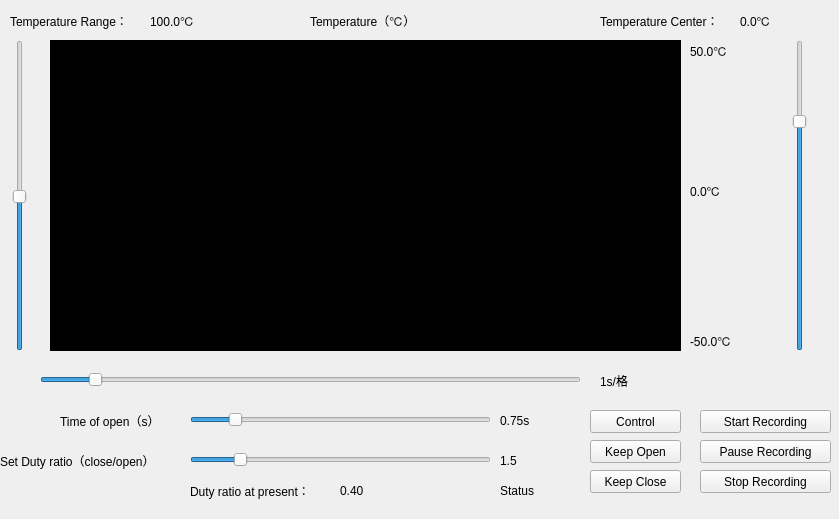
Old version of the form UnderGraduate/Control/control.ui in the repository looklucas/Control.
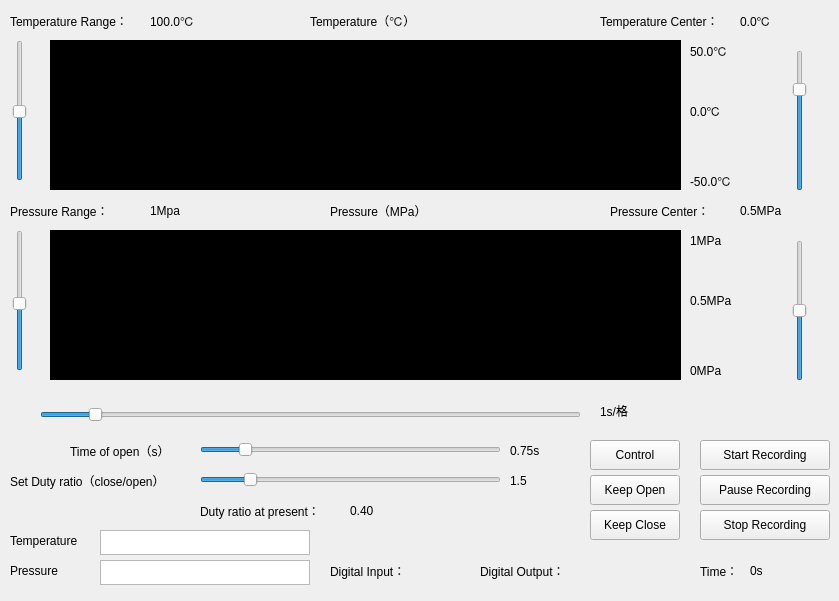
New version of the form.

What changed in the file:
```diff
--- a/UnderGraduate/Control/control.ui
+++ b/UnderGraduate/Control/control.ui
@@ -7,7 +7,7 @@
     <x>0</x>
     <y>0</y>
     <width>839</width>
-    <height>519</height>
+    <height>601</height>
    </rect>
   </property>
   <property name="windowTitle">
@@ -33,9 +33,9 @@
    <widget class="QLabel" name="lbl_status">
     <property name="geometry">
      <rect>
-      <x>500</x>
-      <y>480</y>
-      <width>41</width>
+      <x>480</x>
+      <y>560</y>
+      <width>111</width>
       <height>21</height>
      </rect>
     </property>
@@ -43,16 +43,16 @@
      <string notr="true">font: 10pt &quot;微软雅黑&quot;;</string>
     </property>
     <property name="text">
-     <string>Status</string>
+     <string>Digital Output：</string>
     </property>
    </widget>
    <widget class="QPushButton" name="btn_temp_end">
     <property name="geometry">
      <rect>
       <x>700</x>
-      <y>470</y>
-      <width>131</width>
-      <height>23</height>
+      <y>510</y>
+      <width>130</width>
+      <height>30</height>
      </rect>
     </property>
     <property name="styleSheet">
@@ -65,8 +65,8 @@
    <widget class="QSlider" name="sld_open">
     <property name="geometry">
      <rect>
-      <x>190</x>
-      <y>410</y>
+      <x>200</x>
+      <y>440</y>
       <width>301</width>
       <height>19</height>
      </rect>
@@ -87,8 +87,8 @@
    <widget class="QLabel" name="lbl_open">
     <property name="geometry">
      <rect>
-      <x>60</x>
-      <y>410</y>
+      <x>70</x>
+      <y>440</y>
       <width>111</width>
       <height>21</height>
      </rect>
@@ -103,8 +103,8 @@
    <widget class="QLabel" name="lbl_open_show">
     <property name="geometry">
      <rect>
-      <x>500</x>
-      <y>410</y>
+      <x>510</x>
+      <y>440</y>
       <width>81</width>
       <height>21</height>
      </rect>
@@ -119,8 +119,8 @@
    <widget class="QSlider" name="sld_ratio">
     <property name="geometry">
      <rect>
-      <x>190</x>
-      <y>450</y>
+      <x>200</x>
+      <y>470</y>
       <width>301</width>
       <height>19</height>
      </rect>
@@ -139,9 +139,9 @@
     <property name="geometry">
      <rect>
       <x>590</x>
-      <y>410</y>
-      <width>91</width>
-      <height>23</height>
+      <y>440</y>
+      <width>90</width>
+      <height>30</height>
      </rect>
     </property>
     <property name="styleSheet">
@@ -154,8 +154,8 @@
    <widget class="QLabel" name="lbl_status_pic">
     <property name="geometry">
      <rect>
-      <x>550</x>
-      <y>470</y>
+      <x>590</x>
+      <y>550</y>
       <width>28</width>
       <height>28</height>
      </rect>
@@ -173,8 +173,8 @@
    <widget class="QLabel" name="lbl_ratio_show">
     <property name="geometry">
      <rect>
-      <x>500</x>
-      <y>450</y>
+      <x>510</x>
+      <y>470</y>
       <width>81</width>
       <height>21</height>
      </rect>
@@ -228,7 +228,7 @@
     <property name="geometry">
      <rect>
       <x>40</x>
-      <y>370</y>
+      <y>405</y>
       <width>541</width>
       <height>19</height>
      </rect>
@@ -250,9 +250,9 @@
     <property name="geometry">
      <rect>
       <x>790</x>
-      <y>40</y>
+      <y>50</y>
       <width>20</width>
-      <height>311</height>
+      <height>141</height>
      </rect>
     </property>
     <property name="maximum">
@@ -271,7 +271,7 @@
       <x>50</x>
       <y>40</y>
       <width>631</width>
-      <height>311</height>
+      <height>150</height>
      </rect>
     </property>
     <property name="styleSheet">
@@ -287,8 +287,8 @@
    <widget class="QLabel" name="lbl_ratio_present">
     <property name="geometry">
      <rect>
-      <x>340</x>
-      <y>480</y>
+      <x>350</x>
+      <y>500</y>
       <width>71</width>
       <height>21</height>
      </rect>
@@ -304,9 +304,9 @@
     <property name="geometry">
      <rect>
       <x>590</x>
-      <y>440</y>
-      <width>91</width>
-      <height>23</height>
+      <y>475</y>
+      <width>90</width>
+      <height>30</height>
      </rect>
     </property>
     <property name="styleSheet">
@@ -320,7 +320,7 @@
     <property name="geometry">
      <rect>
       <x>600</x>
-      <y>370</y>
+      <y>400</y>
       <width>61</width>
       <height>21</height>
      </rect>
@@ -368,9 +368,9 @@
     <property name="geometry">
      <rect>
       <x>700</x>
-      <y>440</y>
-      <width>131</width>
-      <height>23</height>
+      <y>475</y>
+      <width>130</width>
+      <height>30</height>
      </rect>
     </property>
     <property name="styleSheet">
@@ -383,8 +383,8 @@
    <widget class="QLabel" name="lbl_ratio">
     <property name="geometry">
      <rect>
-      <x>0</x>
-      <y>450</y>
+      <x>10</x>
+      <y>470</y>
       <width>191</width>
       <height>21</height>
      </rect>
@@ -400,9 +400,9 @@
     <property name="geometry">
      <rect>
       <x>700</x>
-      <y>410</y>
-      <width>131</width>
-      <height>23</height>
+      <y>440</y>
+      <width>130</width>
+      <height>30</height>
      </rect>
     </property>
     <property name="styleSheet">
@@ -415,8 +415,8 @@
    <widget class="QLabel" name="lbl_ratio_2">
     <property name="geometry">
      <rect>
-      <x>190</x>
-      <y>480</y>
+      <x>200</x>
+      <y>500</y>
       <width>141</width>
       <height>21</height>
      </rect>
@@ -434,7 +434,7 @@
       <x>10</x>
       <y>40</y>
       <width>19</width>
-      <height>311</height>
+      <height>141</height>
      </rect>
     </property>
     <property name="minimum">
@@ -473,7 +473,7 @@
     <property name="geometry">
      <rect>
       <x>690</x>
-      <y>330</y>
+      <y>170</y>
       <width>61</width>
       <height>21</height>
      </rect>
@@ -492,9 +492,9 @@
     <property name="geometry">
      <rect>
       <x>590</x>
-      <y>470</y>
-      <width>91</width>
-      <height>23</height>
+      <y>510</y>
+      <width>90</width>
+      <height>30</height>
      </rect>
     </property>
     <property name="styleSheet">
@@ -508,7 +508,7 @@
     <property name="geometry">
      <rect>
       <x>690</x>
-      <y>180</y>
+      <y>100</y>
       <width>61</width>
       <height>21</height>
      </rect>
@@ -523,6 +523,383 @@
      <string>0.0℃</string>
     </property>
    </widget>
+   <widget class="QLabel" name="lbl_time0">
+    <property name="geometry">
+     <rect>
+      <x>700</x>
+      <y>560</y>
+      <width>41</width>
+      <height>21</height>
+     </rect>
+    </property>
+    <property name="styleSheet">
+     <string notr="true">font: 10pt &quot;微软雅黑&quot;;</string>
+    </property>
+    <property name="text">
+     <string>Time：</string>
+    </property>
+   </widget>
+   <widget class="QLabel" name="lbl_time">
+    <property name="geometry">
+     <rect>
+      <x>750</x>
+      <y>560</y>
+      <width>51</width>
+      <height>21</height>
+     </rect>
+    </property>
+    <property name="styleSheet">
+     <string notr="true">font: 10pt &quot;微软雅黑&quot;;</string>
+    </property>
+    <property name="text">
+     <string>0s</string>
+    </property>
+   </widget>
+   <widget class="QListWidget" name="listWidget">
+    <property name="geometry">
+     <rect>
+      <x>100</x>
+      <y>530</y>
+      <width>210</width>
+      <height>25</height>
+     </rect>
+    </property>
+    <property name="verticalScrollBarPolicy">
+     <enum>Qt::ScrollBarAlwaysOff</enum>
+    </property>
+    <property name="horizontalScrollBarPolicy">
+     <enum>Qt::ScrollBarAlwaysOff</enum>
+    </property>
+    <property name="selectionMode">
+     <enum>QAbstractItemView::NoSelection</enum>
+    </property>
+    <property name="flow">
+     <enum>QListView::LeftToRight</enum>
+    </property>
+    <property name="isWrapping" stdset="0">
+     <bool>true</bool>
+    </property>
+   </widget>
+   <widget class="QLabel" name="lbl_real_t">
+    <property name="geometry">
+     <rect>
+      <x>10</x>
+      <y>525</y>
+      <width>91</width>
+      <height>31</height>
+     </rect>
+    </property>
+    <property name="styleSheet">
+     <string notr="true">font: 10pt &quot;微软雅黑&quot;;</string>
+    </property>
+    <property name="text">
+     <string>Temperature</string>
+    </property>
+    <property name="alignment">
+     <set>Qt::AlignLeading|Qt::AlignLeft|Qt::AlignVCenter</set>
+    </property>
+   </widget>
+   <widget class="QLabel" name="lbl_click_time">
+    <property name="geometry">
+     <rect>
+      <x>310</x>
+      <y>550</y>
+      <width>51</width>
+      <height>31</height>
+     </rect>
+    </property>
+    <property name="styleSheet">
+     <string notr="true">font: 10pt &quot;微软雅黑&quot;;</string>
+    </property>
+    <property name="text">
+     <string/>
+    </property>
+    <property name="alignment">
+     <set>Qt::AlignLeading|Qt::AlignLeft|Qt::AlignVCenter</set>
+    </property>
+   </widget>
+   <widget class="QLabel" name="lbl_di">
+    <property name="geometry">
+     <rect>
+      <x>330</x>
+      <y>560</y>
+      <width>91</width>
+      <height>21</height>
+     </rect>
+    </property>
+    <property name="styleSheet">
+     <string notr="true">font: 10pt &quot;微软雅黑&quot;;</string>
+    </property>
+    <property name="text">
+     <string>Digital Input：</string>
+    </property>
+   </widget>
+   <widget class="QLabel" name="lbl_di_pic">
+    <property name="geometry">
+     <rect>
+      <x>420</x>
+      <y>550</y>
+      <width>28</width>
+      <height>28</height>
+     </rect>
+    </property>
+    <property name="autoFillBackground">
+     <bool>true</bool>
+    </property>
+    <property name="styleSheet">
+     <string notr="true">font: 10pt &quot;微软雅黑&quot;;</string>
+    </property>
+    <property name="text">
+     <string/>
+    </property>
+   </widget>
+   <widget class="QLabel" name="lbl_scale_2">
+    <property name="geometry">
+     <rect>
+      <x>10</x>
+      <y>200</y>
+      <width>151</width>
+      <height>21</height>
+     </rect>
+    </property>
+    <property name="layoutDirection">
+     <enum>Qt::LeftToRight</enum>
+    </property>
+    <property name="styleSheet">
+     <string notr="true">font: 10pt &quot;微软雅黑&quot;;</string>
+    </property>
+    <property name="text">
+     <string>Pressure Range：</string>
+    </property>
+   </widget>
+   <widget class="QLabel" name="lbl_y_max_2">
+    <property name="geometry">
+     <rect>
+      <x>690</x>
+      <y>230</y>
+      <width>61</width>
+      <height>21</height>
+     </rect>
+    </property>
+    <property name="layoutDirection">
+     <enum>Qt::LeftToRight</enum>
+    </property>
+    <property name="styleSheet">
+     <string notr="true">font: 10pt &quot;微软雅黑&quot;;</string>
+    </property>
+    <property name="text">
+     <string>1MPa</string>
+    </property>
+   </widget>
+   <widget class="QLabel" name="lbl_temp_2">
+    <property name="geometry">
+     <rect>
+      <x>330</x>
+      <y>190</y>
+      <width>141</width>
+      <height>41</height>
+     </rect>
+    </property>
+    <property name="styleSheet">
+     <string notr="true">font: 12pt &quot;微软雅黑&quot;;</string>
+    </property>
+    <property name="text">
+     <string>Pressure（MPa）</string>
+    </property>
+   </widget>
+   <widget class="QFrame" name="graphFrame_2">
+    <property name="geometry">
+     <rect>
+      <x>50</x>
+      <y>230</y>
+      <width>631</width>
+      <height>150</height>
+     </rect>
+    </property>
+    <property name="styleSheet">
+     <string notr="true">background-color: rgb(0, 0, 0);</string>
+    </property>
+    <property name="frameShape">
+     <enum>QFrame::StyledPanel</enum>
+    </property>
+    <property name="frameShadow">
+     <enum>QFrame::Raised</enum>
+    </property>
+   </widget>
+   <widget class="QSlider" name="sld_y_center_2">
+    <property name="geometry">
+     <rect>
+      <x>790</x>
+      <y>240</y>
+      <width>20</width>
+      <height>141</height>
+     </rect>
+    </property>
+    <property name="maximum">
+     <number>100</number>
+    </property>
+    <property name="value">
+     <number>50</number>
+    </property>
+    <property name="orientation">
+     <enum>Qt::Vertical</enum>
+    </property>
+   </widget>
+   <widget class="QSlider" name="sld_y_scale_2">
+    <property name="geometry">
+     <rect>
+      <x>10</x>
+      <y>230</y>
+      <width>19</width>
+      <height>141</height>
+     </rect>
+    </property>
+    <property name="minimum">
+     <number>10</number>
+    </property>
+    <property name="maximum">
+     <number>200</number>
+    </property>
+    <property name="value">
+     <number>100</number>
+    </property>
+    <property name="orientation">
+     <enum>Qt::Vertical</enum>
+    </property>
+   </widget>
+   <widget class="QLabel" name="lbl_center_2">
+    <property name="geometry">
+     <rect>
+      <x>610</x>
+      <y>200</y>
+      <width>141</width>
+      <height>21</height>
+     </rect>
+    </property>
+    <property name="styleSheet">
+     <string notr="true">font: 10pt &quot;微软雅黑&quot;;</string>
+    </property>
+    <property name="text">
+     <string>Pressure Center：</string>
+    </property>
+   </widget>
+   <widget class="QLabel" name="lbl_y_min_2">
+    <property name="geometry">
+     <rect>
+      <x>690</x>
+      <y>360</y>
+      <width>61</width>
+      <height>21</height>
+     </rect>
+    </property>
+    <property name="layoutDirection">
+     <enum>Qt::LeftToRight</enum>
+    </property>
+    <property name="styleSheet">
+     <string notr="true">font: 10pt &quot;微软雅黑&quot;;</string>
+    </property>
+    <property name="text">
+     <string>0MPa</string>
+    </property>
+   </widget>
+   <widget class="QLabel" name="lbl_scale_show_2">
+    <property name="geometry">
+     <rect>
+      <x>150</x>
+      <y>200</y>
+      <width>101</width>
+      <height>21</height>
+     </rect>
+    </property>
+    <property name="layoutDirection">
+     <enum>Qt::LeftToRight</enum>
+    </property>
+    <property name="styleSheet">
+     <string notr="true">font: 10pt &quot;微软雅黑&quot;;</string>
+    </property>
+    <property name="text">
+     <string>1Mpa</string>
+    </property>
+   </widget>
+   <widget class="QLabel" name="lbl_center_show_2">
+    <property name="geometry">
+     <rect>
+      <x>740</x>
+      <y>200</y>
+      <width>81</width>
+      <height>21</height>
+     </rect>
+    </property>
+    <property name="styleSheet">
+     <string notr="true">font: 10pt &quot;微软雅黑&quot;;</string>
+    </property>
+    <property name="text">
+     <string>0.5MPa</string>
+    </property>
+   </widget>
+   <widget class="QLabel" name="lbl_y_mid_2">
+    <property name="geometry">
+     <rect>
+      <x>690</x>
+      <y>290</y>
+      <width>61</width>
+      <height>21</height>
+     </rect>
+    </property>
+    <property name="layoutDirection">
+     <enum>Qt::LeftToRight</enum>
+    </property>
+    <property name="styleSheet">
+     <string notr="true">font: 10pt &quot;微软雅黑&quot;;</string>
+    </property>
+    <property name="text">
+     <string>0.5MPa</string>
+    </property>
+   </widget>
+   <widget class="QListWidget" name="listWidget_2">
+    <property name="geometry">
+     <rect>
+      <x>100</x>
+      <y>560</y>
+      <width>210</width>
+      <height>25</height>
+     </rect>
+    </property>
+    <property name="verticalScrollBarPolicy">
+     <enum>Qt::ScrollBarAlwaysOff</enum>
+    </property>
+    <property name="horizontalScrollBarPolicy">
+     <enum>Qt::ScrollBarAlwaysOff</enum>
+    </property>
+    <property name="selectionMode">
+     <enum>QAbstractItemView::NoSelection</enum>
+    </property>
+    <property name="flow">
+     <enum>QListView::LeftToRight</enum>
+    </property>
+    <property name="isWrapping" stdset="0">
+     <bool>true</bool>
+    </property>
+   </widget>
+   <widget class="QLabel" name="lbl_real_p">
+    <property name="geometry">
+     <rect>
+      <x>10</x>
+      <y>555</y>
+      <width>71</width>
+      <height>31</height>
+     </rect>
+    </property>
+    <property name="styleSheet">
+     <string notr="true">font: 10pt &quot;微软雅黑&quot;;</string>
+    </property>
+    <property name="text">
+     <string>Pressure</string>
+    </property>
+    <property name="alignment">
+     <set>Qt::AlignLeading|Qt::AlignLeft|Qt::AlignVCenter</set>
+    </property>
+   </widget>
   </widget>
  </widget>
  <layoutdefault spacing="6" margin="11"/>
```
